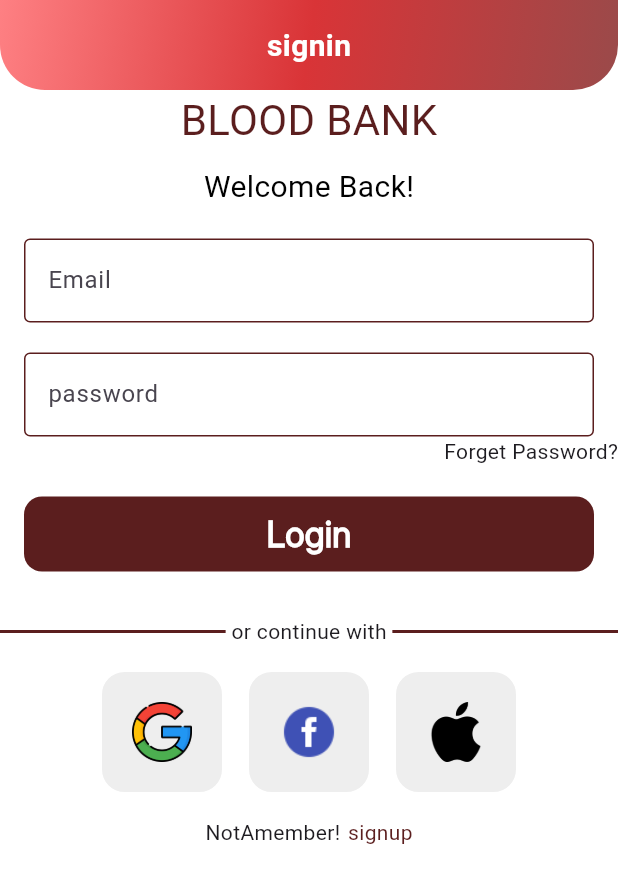
After one commit to AhmedOmran22/graduation-project, a Flutter app: the SignInView screen opened by its route, on a phone screen of 412 x 824 dp. The commit adds this screen. Shown: the top 883 px of the screen. Run offline on Flutter 3.47's test engine with Material 3 defaults, Android fonts, the phone set to English and light mode, and no system bars; our stand-ins replace cloud_firestore, dartz, dots_indicator, firebase_auth, firebase_core, get_it and 2 more; accounts and stored records are empty; Roboto replaces fonts that are missing (Montserrat).

Commit message:
refactroring the code

```diff
--- a/lib/features/auth/presentation/views/widgets/registration_form.dart
+++ b/lib/features/auth/presentation/views/widgets/registration_form.dart
@@ -1,14 +1,17 @@
 import 'package:flutter/material.dart';
-import 'package:graduation_project/core/routes/routes_name.dart';
 import 'package:graduation_project/core/utils/app_assets.dart';
 import 'package:graduation_project/core/utils/app_colors.dart';
 import 'package:graduation_project/core/widgets/square_image_logo.dart';
 
 class RegistrationForm extends StatelessWidget {
-  const RegistrationForm({super.key, required this.text1, required this.text2});
+  const RegistrationForm(
+      {super.key,
+      required this.text1,
+      required this.text2,
+      required this.onTap});
   final String text1;
   final String text2;
-
+  final VoidCallback onTap;
   @override
   Widget build(BuildContext context) {
     return Column(
@@ -58,9 +61,7 @@ class RegistrationForm extends StatelessWidget {
               width: 5,
             ),
             GestureDetector(
-              onTap: () {
-                Navigator.pushReplacementNamed(context, RoutesName.login);
-              },
+              onTap: onTap,
               child: Text(
                 text2,
                 style: const TextStyle(color: AppColors.primaryColor),
--- a/lib/features/auth/presentation/views/widgets/signup_view_body.dart
+++ b/lib/features/auth/presentation/views/widgets/signup_view_body.dart
@@ -75,7 +75,10 @@ class SignupViewBody extends StatelessWidget {
               )
             ],
           ),
-          const RegistrationForm(
+          RegistrationForm(
+            onTap: () {
+              Navigator.pop(context);
+            },
             text1: 'AlradyhaveAcount?',
             text2: 'signin',
           )
--- /dev/null
+++ b/lib/features/auth/presentation/views/widgets/singin_view_body.dart
@@ -0,0 +1,52 @@
+import 'package:flutter/material.dart';
+import 'package:graduation_project/core/routes/routes_name.dart';
+import 'package:graduation_project/features/auth/presentation/views/widgets/registration_form.dart';
+
+import '../../../../../core/widgets/custom_button.dart';
+import 'custom_text_header.dart';
+import 'login_form.dart';
+
+class SigninViewBody extends StatelessWidget {
+  const SigninViewBody({
+    super.key,
+  });
+
+  @override
+  Widget build(BuildContext context) {
+    return SingleChildScrollView(
+      child: Column(children: [
+        const CustomHeader(
+          title: 'BLOOD BANK',
+          subtitle: 'Welcome Back!',
+        ),
+        const SizedBox(
+          height: 20,
+        ),
+        const LoginForm(),
+        const Row(
+          mainAxisAlignment: MainAxisAlignment.end,
+          children: [
+            Padding(
+              padding: EdgeInsets.symmetric(horizontal: 0),
+              child: Text('Forget Password?'),
+            )
+          ],
+        ),
+        const SizedBox(
+          height: 20,
+        ),
+        CustomButton(onPressed: () {}, text: 'Login'),
+        const SizedBox(
+          height: 30,
+        ),
+        RegistrationForm(
+          onTap: () {
+            Navigator.of(context).pushNamed(RoutesName.register);
+          },
+          text1: 'NotAmember!',
+          text2: 'signup',
+        )
+      ]),
+    );
+  }
+}
```
Also changed, not shown: lib/features/auth/presentation/views/sign_in_view.dart (+4 -44 lines).
